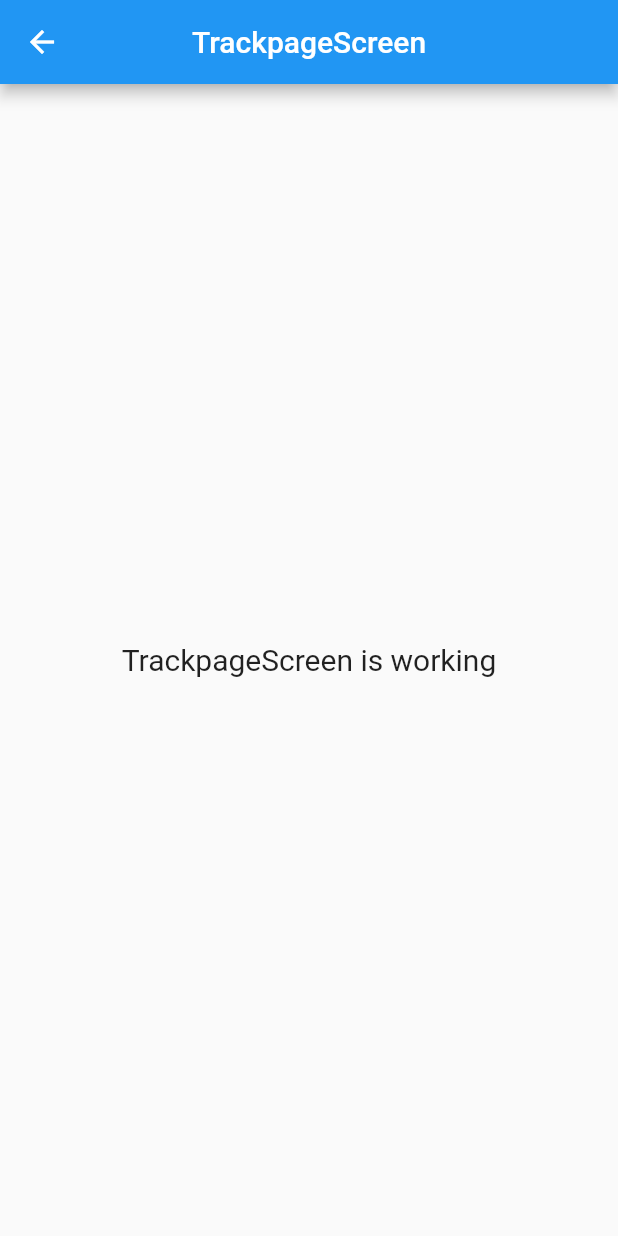
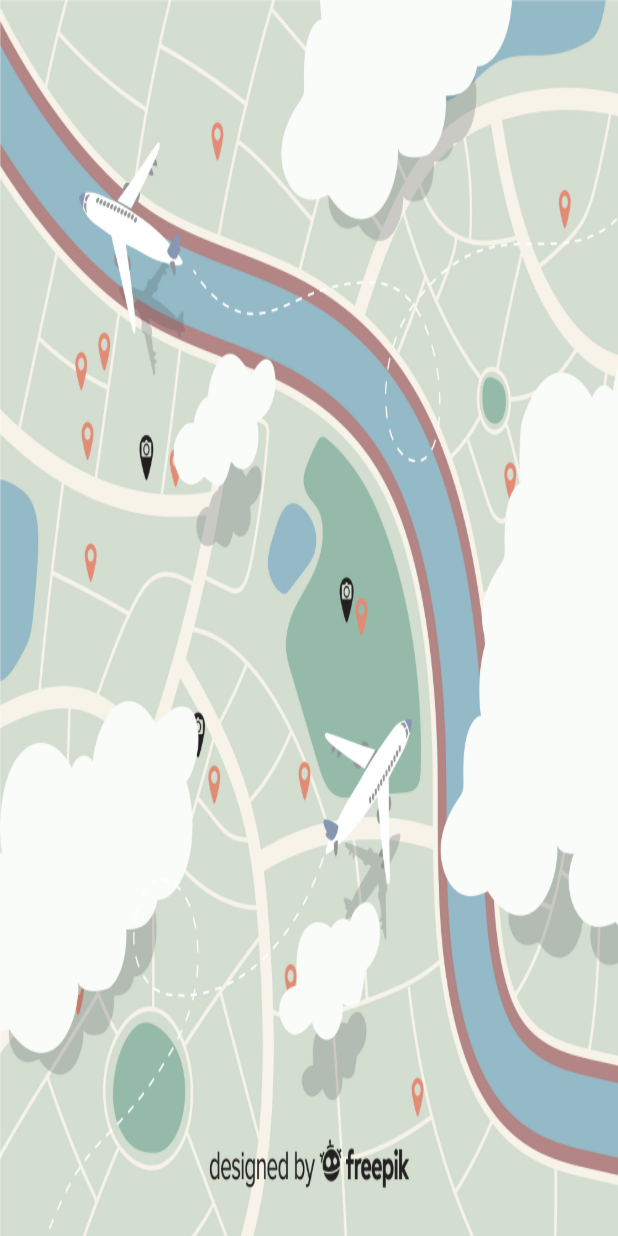
Before and after one commit to veenasnair18/2022_IBM_Code_Challenge_Falco, a Flutter app: the TrackpageScreen screen opened directly, on a phone screen of 412 x 824 dp. Run offline on Flutter 3.47's test engine with Material 2 defaults, Android fonts, the phone set to English and light mode, and no system bars; our stand-ins replace blur, cloud_firestore, connectivity, dot_navigation_bar, firebase_auth, firebase_core and 9 more; accounts and stored records are empty; statements that could not run were skipped.

Commit message:
Add map_page

```diff
--- a/src/drone_delivery_controller_app/lib/app/modules/frontscreen/views/frontscreen_view.dart
+++ b/src/drone_delivery_controller_app/lib/app/modules/frontscreen/views/frontscreen_view.dart
@@ -2,6 +2,8 @@ import 'package:drone_delivery/app/modules/drone_list/views/drone_list_view.dart
 import 'package:drone_delivery/app/modules/home/views/dialogview_view.dart';
 import 'package:drone_delivery/app/modules/home/views/home_view.dart';
 import 'package:drone_delivery/app/modules/order_assign/views/order_assign_view.dart';
+import 'package:drone_delivery/app/modules/settings/views/settings_view.dart';
+import 'package:drone_delivery/presentation/trackpage/trackpage.screen.dart';
 import 'package:flutter/material.dart';
 
 import 'package:get/get.dart';
@@ -109,8 +111,8 @@ class FrontscreenView extends GetView<FrontscreenController> {
             children: [
               HomeView(),
               DroneListView(),
-              HomeView(),
-              DialogviewView(),
+              TrackpageScreen(),
+              SettingsView(),
             ],
           )),
     );
--- a/src/drone_delivery_controller_app/lib/presentation/trackpage/trackpage.screen.dart
+++ b/src/drone_delivery_controller_app/lib/presentation/trackpage/trackpage.screen.dart
@@ -8,16 +8,9 @@ class TrackpageScreen extends GetView<TrackpageController> {
   @override
   Widget build(BuildContext context) {
     return Scaffold(
-      appBar: AppBar(
-        title: Text('TrackpageScreen'),
-        centerTitle: true,
-      ),
-      body: Center(
-        child: Text(
-          'TrackpageScreen is working',
-          style: TextStyle(fontSize: 20),
-        ),
-      ),
+     body: Center(child: Container(
+       height: Get.height,
+       child: Image.asset("assets/map.jpg",fit:BoxFit.fill,))),
     );
   }
 }
```
